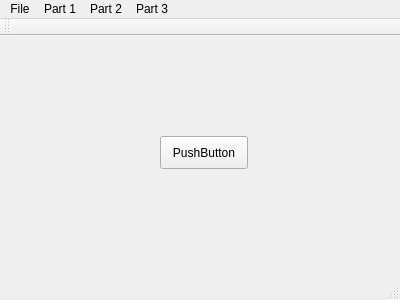
This is mainwindow.ui in bul-bash/cryptography_lab_01 as Qt 5 draws it before an edit. The edited form follows.
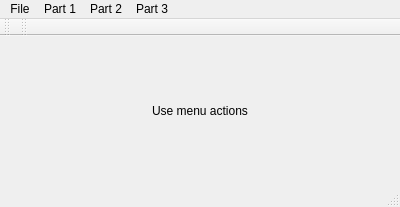
This is the edited form.

```diff
--- a/mainwindow.ui
+++ b/mainwindow.ui
@@ -7,26 +7,25 @@
     <x>0</x>
     <y>0</y>
     <width>400</width>
-    <height>300</height>
+    <height>207</height>
    </rect>
   </property>
   <property name="windowTitle">
    <string>MainWindow</string>
   </property>
   <widget class="QWidget" name="centralWidget">
-   <widget class="QPushButton" name="pushButton">
-    <property name="geometry">
-     <rect>
-      <x>160</x>
-      <y>100</y>
-      <width>88</width>
-      <height>33</height>
-     </rect>
-    </property>
-    <property name="text">
-     <string>PushButton</string>
-    </property>
-   </widget>
+   <layout class="QGridLayout" name="gridLayout">
+    <item row="0" column="0">
+     <widget class="QLabel" name="label">
+      <property name="text">
+       <string>Use menu actions</string>
+      </property>
+      <property name="alignment">
+       <set>Qt::AlignCenter</set>
+      </property>
+     </widget>
+    </item>
+   </layout>
   </widget>
   <widget class="QMenuBar" name="menuBar">
    <property name="geometry">
@@ -75,6 +74,17 @@
    </attribute>
   </widget>
   <widget class="QStatusBar" name="statusBar"/>
+  <widget class="QToolBar" name="toolBar">
+   <property name="windowTitle">
+    <string>toolBar</string>
+   </property>
+   <attribute name="toolBarArea">
+    <enum>TopToolBarArea</enum>
+   </attribute>
+   <attribute name="toolBarBreak">
+    <bool>false</bool>
+   </attribute>
+  </widget>
   <action name="actionk_th_bit">
    <property name="text">
     <string>show k-th bit</string>
```
Left out of the diff: 24 changed lines with no effect on the pictures.
